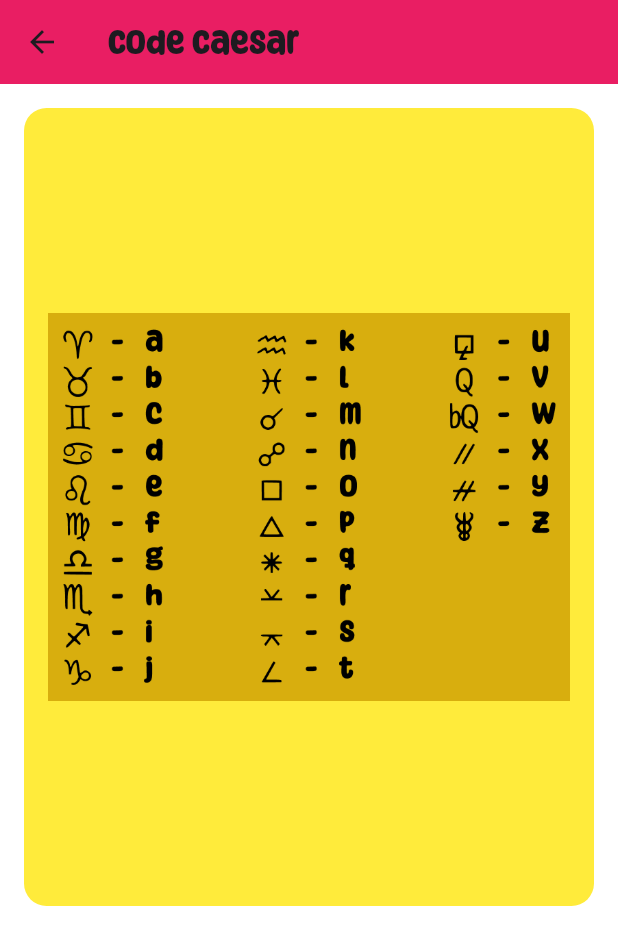
After one commit to Padomala/flutter-project-r507, a Flutter app: the CaesarGamePage screen opened by its route, on a phone screen of 412 x 824 dp. The commit adds this screen. Shown: the top 945 px of the screen. Run offline on Flutter 3.47's test engine with Material 3 defaults, Android fonts, the phone set to English and light mode, and no system bars; our stand-ins replace audioplayers, supabase_flutter, vibration; accounts and stored records are empty.

Commit message:
added basic caesar game
added basic of the caesar game

```diff
--- a/lib/main.dart
+++ b/lib/main.dart
@@ -1,4 +1,5 @@
 import 'package:flutter/material.dart';
+import 'package:game_v1/pages/game/caesar_game_page.dart';
 import 'package:game_v1/pages/shop/shop_page.dart';
 import 'pages/home_page.dart';
 
@@ -60,6 +61,7 @@ class MyApp extends StatelessWidget {
         // }
         // },
         '/register': (context) => Register(),
+        '/game/caesar_game': (context) => CaesarGamePage(),
       },
     );
   }
--- /dev/null
+++ b/lib/pages/game/caesar_game_page.dart
@@ -0,0 +1,45 @@
+import 'package:flutter/material.dart';
+
+class CaesarGamePage extends StatefulWidget {
+  const CaesarGamePage({super.key});
+
+  @override
+  State<CaesarGamePage> createState() => _CaesarGamePageState();
+}
+
+class _CaesarGamePageState extends State<CaesarGamePage> {
+  @override
+  Widget build(BuildContext context) {
+    return Scaffold(
+      appBar: AppBar(
+        title: const Text('Code Caesar'),
+        backgroundColor: Colors.pink,
+
+      ),
+      body: Padding(
+        padding: const EdgeInsets.all(16.0),
+        child: ClipRRect(
+          borderRadius: const BorderRadius.only(
+            topLeft: Radius.circular(15),
+            topRight: Radius.circular(15),
+            bottomLeft: Radius.circular(15),
+            bottomRight: Radius.circular(15),
+          ),
+          child: Container(
+            color: Colors.yellow,
+            child: Padding(
+              padding: const EdgeInsets.all(16.0),
+              child: Image.asset(
+                'assets/images/caesar_transmutation_tablet_yellow.png',
+                width: 500,
+                height: 500,
+                fit: BoxFit.contain,
+                colorBlendMode: BlendMode.modulate,
+              ),
+            ),
+          ),
+        ),
+      ),
+    );
+  }
+}
--- a/pubspec.yaml
+++ b/pubspec.yaml
@@ -28,7 +28,10 @@ flutter:
     - assets/fonts/
     - assets/audio/
 
-  fonts:              # Required if your app uses custom fonts
+  fonts:
   - family: Motley_Forces
     fonts:
       - asset: assets/fonts/Motley_Forces.ttf
+  - family: AstroDotBasic
+    fonts:
+      - asset: assets/fonts/AstroDotBasic.ttf
```
Also changed, not shown: assets/fonts/AstroDotBasic.ttf (added), assets/images/caesar_transmutation_tablet_yellow.png (added).
